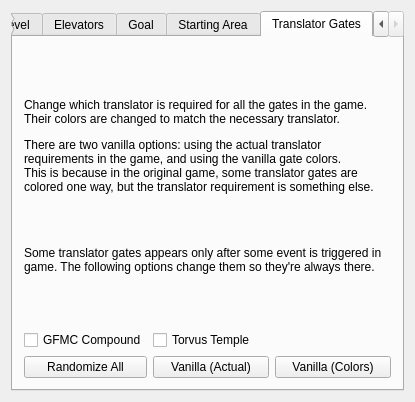
This is randovania/gui/logic_settings_window.ui in randovania/randovania as Qt 5 draws it before an edit. The edited form follows.
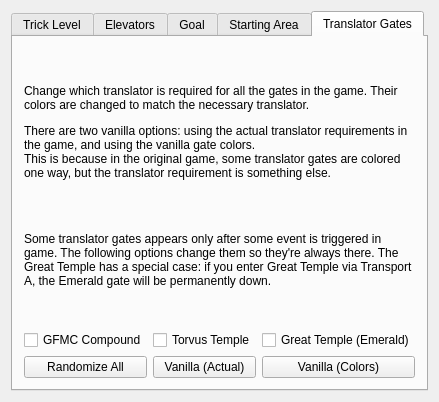
This is the edited form. The open tabs and pages were chosen to show the change.

Commit message: Add checkbox to change the Emerald gate in Great Temple

Diff of the .ui file:
```diff
--- a/randovania/gui/logic_settings_window.ui
+++ b/randovania/gui/logic_settings_window.ui
@@ -290,7 +290,7 @@
         <item row="0" column="0" colspan="3">
          <widget class="QLabel" name="translators_description">
           <property name="text">
-           <string>&lt;html&gt;&lt;head/&gt;&lt;body&gt;&lt;p&gt;Change which translator is required for all the gates in the game. Their colors are changed to match the necessary translator.&lt;/p&gt;&lt;p&gt;There are two vanilla options: using the actual translator requirements in the game, and using the vanilla gate colors.&lt;br/&gt;This is because in the original game, some translator gates are colored one way, but the translator requirement is something else.&lt;/p&gt;&lt;p&gt;&lt;br/&gt;&lt;/p&gt;&lt;p&gt;Some translator gates appears only after some event is triggered in game. The following options change them so they're always there.&lt;/p&gt;&lt;/body&gt;&lt;/html&gt;</string>
+           <string>&lt;html&gt;&lt;head/&gt;&lt;body&gt;&lt;p&gt;Change which translator is required for all the gates in the game. Their colors are changed to match the necessary translator.&lt;/p&gt;&lt;p&gt;There are two vanilla options: using the actual translator requirements in the game, and using the vanilla gate colors.&lt;br/&gt;This is because in the original game, some translator gates are colored one way, but the translator requirement is something else.&lt;/p&gt;&lt;p&gt;&lt;br/&gt;&lt;/p&gt;&lt;p&gt;Some translator gates appears only after some event is triggered in game. The following options change them so they're always there. The Great Temple has a special case: if you enter Great Temple via Transport A, the Emerald gate will be permanently down.&lt;/p&gt;&lt;/body&gt;&lt;/html&gt;</string>
           </property>
           <property name="wordWrap">
            <bool>true</bool>
@@ -311,6 +311,13 @@
           </property>
          </widget>
         </item>
+        <item row="1" column="2">
+         <widget class="QCheckBox" name="always_up_great_temple_check">
+          <property name="text">
+           <string>Great Temple (Emerald)</string>
+          </property>
+         </widget>
+        </item>
        </layout>
       </widget>
      </widget>
```
Left out of the diff: 2 changed lines with no effect on the pictures.
